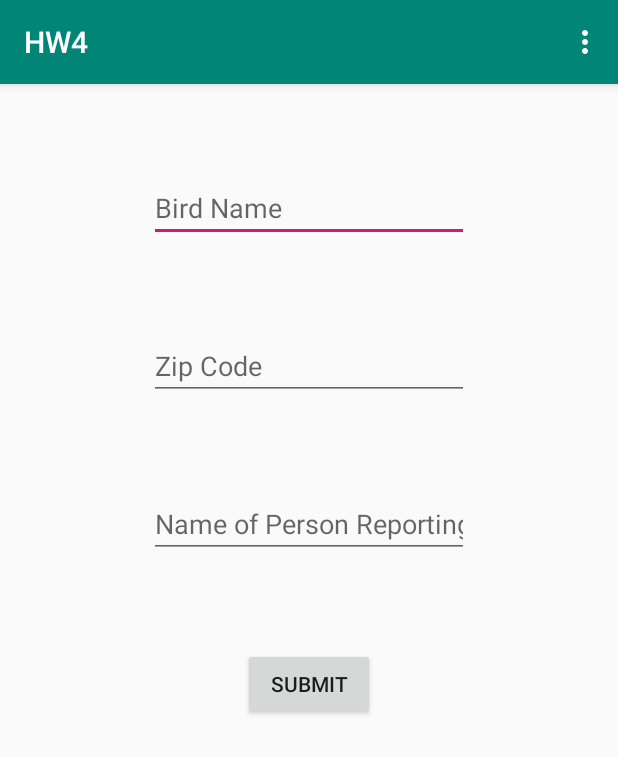
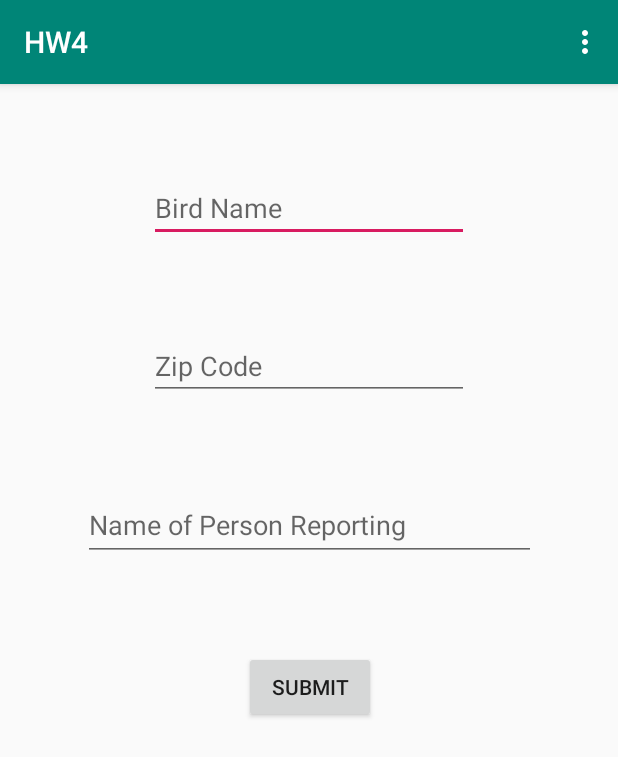
Before and after one commit to sklapman/HW4Seth, an Android app: the screen it shows after launch (MainActivity), on a phone screen of 412 x 824 dp. Shown: the top 757 px of the screen. Run offline under Robolectric (Android 15) with nearby library versions, the phone set to English and light mode, and no system bars; our stand-ins replace Firebase (no records; nobody signed in at launch, a user with empty details on screens opened directly).

Commit message:
seth upload 11/16

```diff
--- a/app/src/main/java/com/example/hw4/MainActivity.java
+++ b/app/src/main/java/com/example/hw4/MainActivity.java
@@ -56,7 +56,7 @@ public class MainActivity extends AppCompatActivity implements View.OnClickListe
         }
 
         else {
-            Toast.makeText(this, "You are already in Landing page, you fool!", Toast.LENGTH_SHORT).show();
+            Toast.makeText(this, "You are already on the bird record page, you fool!", Toast.LENGTH_SHORT).show();
         }
 
         return super.onOptionsItemSelected(item);
--- a/app/src/main/java/com/example/hw4/SearchBird.java
+++ b/app/src/main/java/com/example/hw4/SearchBird.java
@@ -60,7 +60,7 @@ public class SearchBird extends AppCompatActivity implements View.OnClickListene
         }
 
         else {
-            Toast.makeText(this, "You are already in Landing page, you fool!", Toast.LENGTH_SHORT).show();
+            Toast.makeText(this, "You are already on the search page, you fool!", Toast.LENGTH_SHORT).show();
         }
 
         return super.onOptionsItemSelected(item);
--- a/app/src/main/res/layout/activity_main.xml
+++ b/app/src/main/res/layout/activity_main.xml
@@ -32,8 +32,8 @@
 
     <EditText
         android:id="@+id/editTextSighterName"
-        android:layout_width="wrap_content"
-        android:layout_height="wrap_content"
+        android:layout_width="302dp"
+        android:layout_height="47dp"
         android:layout_marginTop="60dp"
         android:ems="10"
         android:hint="Name of Person Reporting"
```
